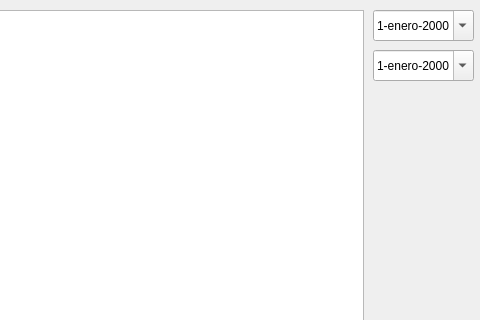
Qt form MiniNomina/FrmDesign/Datos.ui (CodeDrTech/DevelopPython) before a commit; both pictures show x 197 to 677 and y 0 to 320 of the 677 by 564 pixel window.
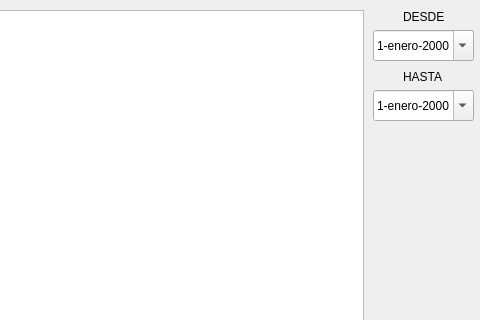
The same form after that commit. Icons and pictures are not drawn.

```diff
--- a/MiniNomina/FrmDesign/Datos.ui
+++ b/MiniNomina/FrmDesign/Datos.ui
@@ -147,7 +147,7 @@
     <property name="geometry">
      <rect>
       <x>570</x>
-      <y>10</y>
+      <y>30</y>
       <width>101</width>
       <height>31</height>
      </rect>
@@ -178,7 +178,7 @@
     <property name="geometry">
      <rect>
       <x>570</x>
-      <y>50</y>
+      <y>90</y>
       <width>101</width>
       <height>31</height>
      </rect>
@@ -202,6 +202,32 @@
      <bool>true</bool>
     </property>
    </widget>
+   <widget class="QLabel" name="label">
+    <property name="geometry">
+     <rect>
+      <x>600</x>
+      <y>10</y>
+      <width>47</width>
+      <height>13</height>
+     </rect>
+    </property>
+    <property name="text">
+     <string>DESDE</string>
+    </property>
+   </widget>
+   <widget class="QLabel" name="label_2">
+    <property name="geometry">
+     <rect>
+      <x>600</x>
+      <y>70</y>
+      <width>47</width>
+      <height>13</height>
+     </rect>
+    </property>
+    <property name="text">
+     <string>HASTA</string>
+    </property>
+   </widget>
   </widget>
   <widget class="QStatusBar" name="statusbar"/>
  </widget>
```
